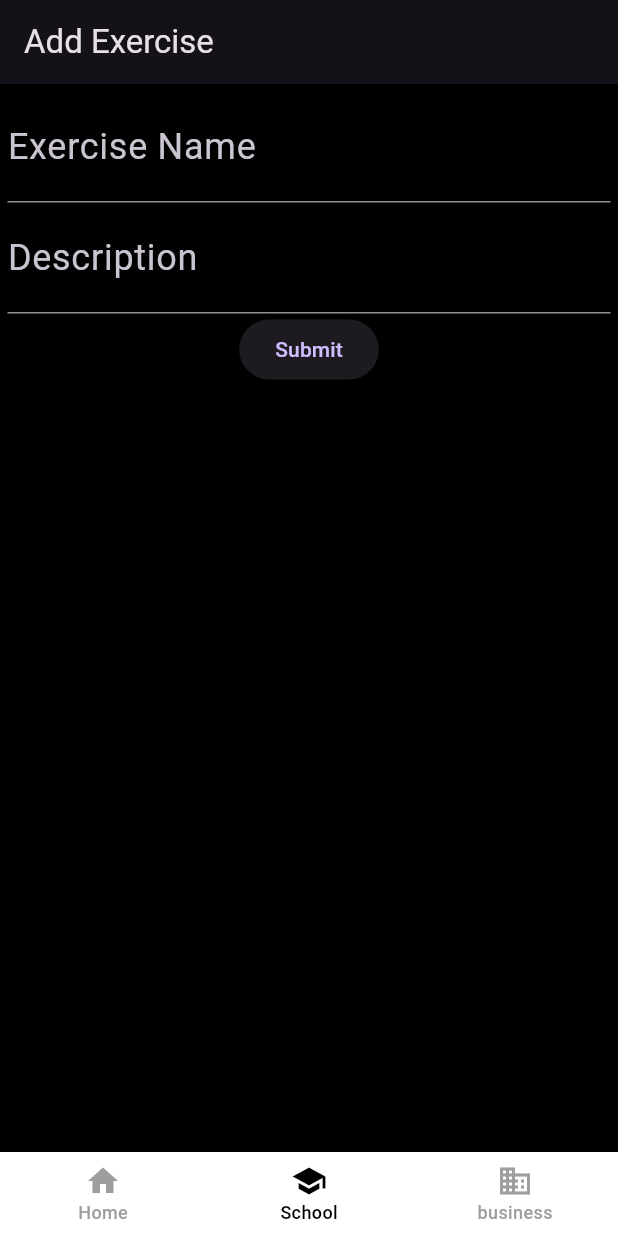
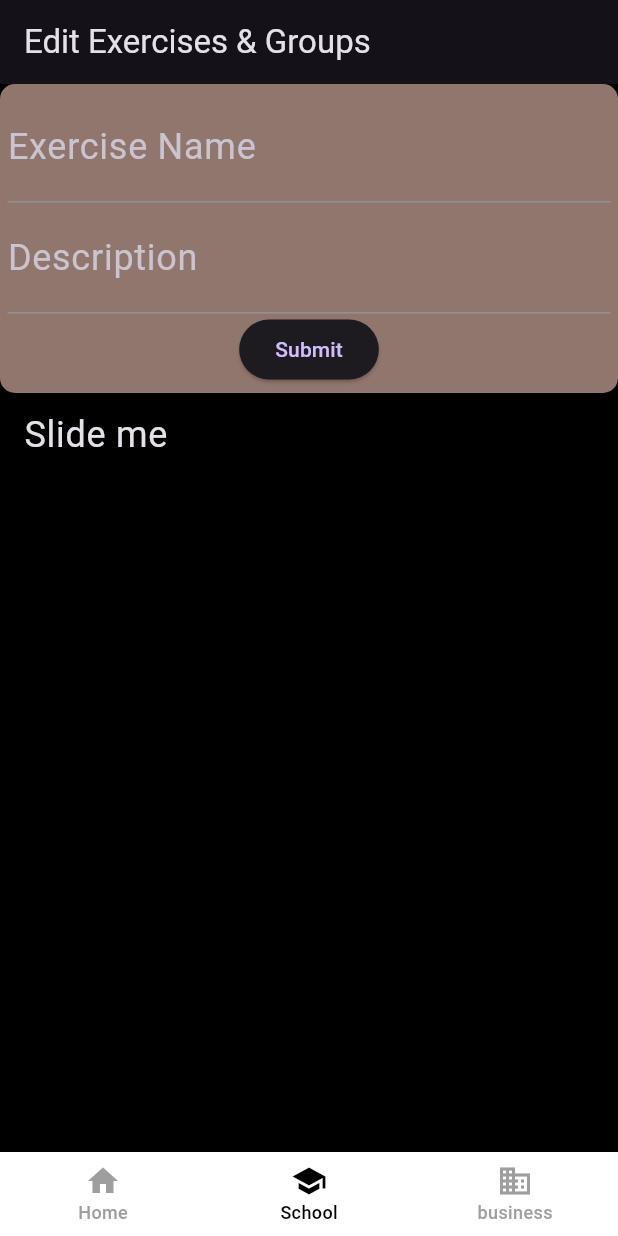
Before and after one commit to spchung/gird_tracker, a Flutter app: the screen it shows after launch, item 2 of the bottom bar chosen, on a phone screen of 412 x 824 dp. Run offline on Flutter 3.47's test engine with Material 3 defaults, Android fonts, the phone set to English and light mode, and no system bars; drawn by our look-alikes of flutter_slidable; our stand-ins replace dropdown_button2, get_it, go_router, sqflite, watch_it; accounts and stored records are empty.

```diff
--- a/lib/view/add_exercise_view.dart
+++ b/lib/view/edit_exercises.dart
@@ -4,9 +4,17 @@ import 'package:lets_git_it/model/exercise.dart';
 import 'package:lets_git_it/service/exercise.dart';
 import 'package:lets_git_it/theme.dart';
 import 'package:lets_git_it/view/temp.dart';
+import 'package:lets_git_it/view/test_swipe_to_reveal.dart';
 
-class AddExerciseView extends StatelessWidget {
-  const AddExerciseView({super.key});
+/*
+0-left: AutoCompleteTextField to search for exercises
+0-right : Add new exercise button
+1: List of exercises
+ - 1.1-left: Exercise name
+  - 1.1-right: Edit exercise button
+*/
+class EditExerciseView extends StatelessWidget {
+  const EditExerciseView({super.key});
 
   @override
   Widget build(BuildContext context) {
@@ -14,16 +22,21 @@ class AddExerciseView extends StatelessWidget {
       extendBodyBehindAppBar: false,
       appBar: AppBar(
         backgroundColor: lightThemePalette['onBackground'],
-        title: const Text('Add Exercise'),
+        title: const Text('Edit Exercises & Groups'),
       ),
       body: SingleChildScrollView(
         child: Column(
           children: [
             Container(
+              decoration: BoxDecoration(
+                color: lightThemePalette['background'],
+                borderRadius: BorderRadius.circular(10),
+              ),
               padding: const EdgeInsets.symmetric(horizontal: 5, vertical: 5),
-              child: AddExerciseForm(),
+              child: const AddExerciseForm(),
             ),
             // AddGroupBody(),
+            FlutterSlidable(),
           ],
         ),
       ),
@@ -31,6 +44,26 @@ class AddExerciseView extends StatelessWidget {
   }
 }
 
+// swipe to reveal edit and trash icon
+class ExerciseRow extends StatelessWidget {
+  const ExerciseRow({super.key});
+
+  @override
+  Widget build(BuildContext context) {
+    return Row(
+      children: [
+        const Text('Exercise Name'),
+        ElevatedButton(
+          onPressed: () {},
+          child: const Text('Edit'),
+        ),
+      ],
+    );
+  }
+}
+
+
+// this should be in a pop up
 class AddExerciseForm extends StatefulWidget {
   const AddExerciseForm({super.key});
 
@@ -109,13 +142,11 @@ class AddGroupBody extends StatelessWidget {
           borderRadius: BorderRadius.circular(10),
           color: lightThemePalette['background'],
         ),
-        child: Column(
+        child: const Column(
           children: [
             Center(child: Text('group')),
-            // input field
             FormExample(),
             FormExample(),
-
           ],
         ),
       ),
--- a/lib/view/home_nav.dart
+++ b/lib/view/home_nav.dart
@@ -4,15 +4,16 @@ import 'package:lets_git_it/view/test.dart';
 import 'package:watch_it/watch_it.dart';
 import 'package:lets_git_it/view/home.dart';
 import 'package:lets_git_it/service/tab_navigator.dart';
-import 'package:lets_git_it/view/add_exercise_view.dart';
+import 'package:lets_git_it/view/edit_exercises.dart';
 
 class HomeNavigator extends StatelessWidget with WatchItMixin {
   const HomeNavigator({super.key});
 
   static const  List<Widget> _widgetOptions = <Widget>[
     HomeView(),
-    AddExerciseView(),
+    EditExerciseView(),
     VerticalStackScrollView(),
+    // SwipeToRevealTest()
   ];
 
   @override
--- /dev/null
+++ b/lib/view/test_swipe_to_reveal.dart
@@ -0,0 +1,77 @@
+import 'package:flutter/material.dart';
+import 'package:flutter_slidable/flutter_slidable.dart';
+
+
+class FlutterSlidable extends StatefulWidget {
+  const FlutterSlidable({super.key});
+
+  @override
+  State<FlutterSlidable> createState() => _FlutterSlidableState();
+}
+
+class _FlutterSlidableState extends State<FlutterSlidable> with SingleTickerProviderStateMixin{
+  late final controller = SlidableController(this);
+  @override
+  Widget build(BuildContext context) {
+    return Slidable(
+      // Specify a key if the Slidable is dismissible.
+      key: const ValueKey(0),
+
+      // The start action pane is the one at the left or the top side.
+      startActionPane: ActionPane(
+        // A motion is a widget used to control how the pane animates.
+        motion: const ScrollMotion(),
+
+        // A pane can dismiss the Slidable.
+        dismissible: DismissiblePane(onDismissed: () => {}),
+
+        // All actions are defined in the children parameter.
+        children: [
+          // A SlidableAction can have an icon and/or a label.
+          SlidableAction(
+            onPressed: (context) => {},
+            // onPressed: () => {},
+            backgroundColor: Color(0xFFFE4A49),
+            foregroundColor: Colors.white,
+            icon: Icons.delete,
+            label: 'Delete',
+          ),
+          SlidableAction(
+            onPressed: (_) => {},
+            backgroundColor: Color(0xFF21B7CA),
+            foregroundColor: Colors.white,
+            icon: Icons.share,
+            label: 'Share',
+          ),
+        ],
+      ),
+
+      // The end action pane is the one at the right or the bottom side.
+      endActionPane: ActionPane(
+        motion: const ScrollMotion(),
+        children: [
+          SlidableAction(
+            // An action can be bigger than the others.
+            flex: 2,
+            onPressed: (_) => controller.openEndActionPane(),
+            backgroundColor: const Color(0xFF7BC043),
+            foregroundColor: Colors.white,
+            icon: Icons.archive,
+            label: 'Archive',
+          ),
+          SlidableAction(
+            onPressed: (_) => controller.close(),
+            backgroundColor: const Color(0xFF0392CF),
+            foregroundColor: Colors.white,
+            icon: Icons.save,
+            label: 'Save',
+          ),
+        ],
+      ),
+
+      // The child of the Slidable is what the user sees when the
+      // component is not dragged.
+      child: const ListTile(title: Text('Slide me')),
+    );
+  }
+}
--- a/pubspec.yaml
+++ b/pubspec.yaml
@@ -42,6 +42,7 @@ dependencies:
   sqflite: ^2.4.0
   path: ^1.9.0
   dropdown_button2: ^2.3.9
+  flutter_slidable: ^3.1.1
 
 dev_dependencies:
   flutter_test:
```
Also changed, not shown: pubspec.lock.
